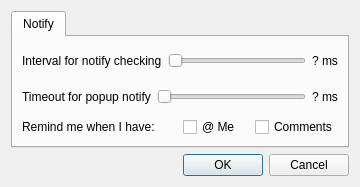
WeCase/WeCase, file res/ui/SettingWindow.ui: the form before one commit.
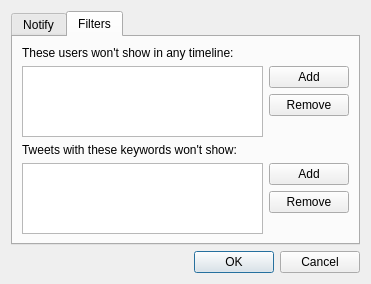
The form after the commit. The open tabs and pages were chosen to show the change. Icons and pictures are not drawn.

Diff of the .ui file:
```diff
--- a/res/ui/SettingWindow.ui
+++ b/res/ui/SettingWindow.ui
@@ -6,12 +6,12 @@
    <rect>
     <x>0</x>
     <y>0</y>
-    <width>360</width>
-    <height>187</height>
+    <width>371</width>
+    <height>277</height>
    </rect>
   </property>
   <property name="sizePolicy">
-   <sizepolicy hsizetype="Fixed" vsizetype="Fixed">
+   <sizepolicy hsizetype="Preferred" vsizetype="Preferred">
     <horstretch>0</horstretch>
     <verstretch>0</verstretch>
    </sizepolicy>
@@ -39,10 +39,12 @@
       <attribute name="title">
        <string>Notify</string>
       </attribute>
+      <layout class="QVBoxLayout" name="verticalLayout_11">
+       <item>
       <layout class="QVBoxLayout" name="verticalLayout_2">
        <item>
         <layout class="QHBoxLayout" name="horizontalLayout_2">
-         <item>
+           <item alignment="Qt::AlignVCenter">
           <widget class="QLabel" name="intervalDefine">
            <property name="text">
             <string>Interval for notify checking</string>
@@ -52,7 +54,7 @@
            </property>
           </widget>
          </item>
-         <item>
+           <item alignment="Qt::AlignVCenter">
           <widget class="QSlider" name="intervalSlider">
            <property name="minimum">
             <number>5</number>
@@ -74,7 +76,7 @@
            </property>
           </widget>
          </item>
-         <item>
+           <item alignment="Qt::AlignVCenter">
           <widget class="QLabel" name="intervalLabel">
            <property name="text">
             <string>? ms</string>
@@ -85,7 +87,7 @@
        </item>
        <item>
         <layout class="QHBoxLayout" name="horizontalLayout_4">
-         <item>
+           <item alignment="Qt::AlignVCenter">
           <widget class="QLabel" name="timeoutDefine">
            <property name="text">
             <string>Timeout for popup notify</string>
@@ -95,7 +97,7 @@
            </property>
           </widget>
          </item>
-         <item>
+           <item alignment="Qt::AlignVCenter">
           <widget class="QSlider" name="timeoutSlider">
            <property name="minimum">
             <number>1</number>
@@ -117,7 +119,7 @@
            </property>
           </widget>
          </item>
-         <item>
+           <item alignment="Qt::AlignLeft|Qt::AlignVCenter">
           <widget class="QLabel" name="timeoutLabel">
            <property name="text">
             <string>? ms</string>
@@ -128,7 +130,7 @@
        </item>
        <item>
         <layout class="QHBoxLayout" name="horizontalLayout_3">
-         <item>
+           <item alignment="Qt::AlignVCenter">
           <widget class="QLabel" name="label_2">
            <property name="text">
             <string>Remind me when I have:</string>
@@ -147,13 +149,26 @@
             <number>0</number>
            </property>
            <item>
+              <spacer name="horizontalSpacer">
+               <property name="orientation">
+                <enum>Qt::Horizontal</enum>
+               </property>
+               <property name="sizeHint" stdset="0">
+                <size>
+                 <width>40</width>
+                 <height>20</height>
+                </size>
+               </property>
+              </spacer>
+             </item>
+             <item alignment="Qt::AlignVCenter">
             <widget class="QCheckBox" name="mentionsChk">
              <property name="text">
               <string>@ Me</string>
              </property>
             </widget>
            </item>
-           <item>
+             <item alignment="Qt::AlignVCenter">
             <widget class="QCheckBox" name="commentsChk">
              <property name="text">
               <string>Comments</string>
@@ -165,6 +180,162 @@
         </layout>
        </item>
       </layout>
+       </item>
+       <item>
+        <widget class="QLabel" name="label_6">
+         <property name="text">
+          <string>&lt;html&gt;&lt;head/&gt;&lt;body&gt;&lt;p align=&quot;center&quot;&gt;Commentary: &lt;/p&gt;&lt;p align=&quot;center&quot;&gt;most debugging problems are fixed easily; &lt;br/&gt;identifying the location of the problem is hard.&lt;/p&gt;&lt;/body&gt;&lt;/html&gt;</string>
+         </property>
+         <property name="textFormat">
+          <enum>Qt::RichText</enum>
+         </property>
+         <property name="alignment">
+          <set>Qt::AlignCenter</set>
+         </property>
+         <property name="wordWrap">
+          <bool>true</bool>
+         </property>
+        </widget>
+       </item>
+      </layout>
+     </widget>
+     <widget class="QWidget" name="tab_2">
+      <attribute name="title">
+       <string>Filters</string>
+      </attribute>
+      <layout class="QGridLayout" name="gridLayout">
+       <item row="0" column="0">
+        <layout class="QHBoxLayout" name="horizontalLayout_5">
+         <item>
+          <layout class="QVBoxLayout" name="verticalLayout_3">
+           <item>
+            <widget class="QLabel" name="label_5">
+             <property name="text">
+              <string>These users won't show in any timeline:</string>
+             </property>
+            </widget>
+           </item>
+           <item>
+            <widget class="QListWidget" name="usersBlackListWidget"/>
+           </item>
+          </layout>
+         </item>
+         <item>
+          <layout class="QVBoxLayout" name="verticalLayout_4">
+           <item>
+            <spacer name="verticalSpacer">
+             <property name="orientation">
+              <enum>Qt::Vertical</enum>
+             </property>
+             <property name="sizeHint" stdset="0">
+              <size>
+               <width>20</width>
+               <height>40</height>
+              </size>
+             </property>
+            </spacer>
+           </item>
+           <item>
+            <widget class="QPushButton" name="btnAddBlackUser">
+             <property name="text">
+              <string>Add</string>
+             </property>
+            </widget>
+           </item>
+           <item>
+            <widget class="QPushButton" name="btnRemoveBlackUser">
+             <property name="text">
+              <string>Remove</string>
+             </property>
+            </widget>
+           </item>
+           <item>
+            <spacer name="verticalSpacer_4">
+             <property name="orientation">
+              <enum>Qt::Vertical</enum>
+             </property>
+             <property name="sizeHint" stdset="0">
+              <size>
+               <width>20</width>
+               <height>40</height>
+              </size>
+             </property>
+            </spacer>
+           </item>
+          </layout>
+         </item>
+        </layout>
+       </item>
+       <item row="1" column="0">
+        <layout class="QHBoxLayout" name="horizontalLayout_8">
+         <item>
+          <layout class="QVBoxLayout" name="verticalLayout_9">
+           <item>
+            <widget class="QLabel" name="label">
+             <property name="text">
+              <string>Tweets with these keywords won't show:</string>
+             </property>
+            </widget>
+           </item>
+           <item>
+            <widget class="QListWidget" name="tweetsKeywordsBlacklistWidget">
+             <property name="sizePolicy">
+              <sizepolicy hsizetype="Expanding" vsizetype="Expanding">
+               <horstretch>0</horstretch>
+               <verstretch>0</verstretch>
+              </sizepolicy>
+             </property>
+            </widget>
+           </item>
+          </layout>
+         </item>
+         <item>
+          <layout class="QVBoxLayout" name="verticalLayout_10">
+           <item>
+            <spacer name="verticalSpacer_5">
+             <property name="orientation">
+              <enum>Qt::Vertical</enum>
+             </property>
+             <property name="sizeHint" stdset="0">
+              <size>
+               <width>20</width>
+               <height>40</height>
+              </size>
+             </property>
+            </spacer>
+           </item>
+           <item>
+            <widget class="QPushButton" name="btnAddKeyword">
+             <property name="text">
+              <string>Add</string>
+             </property>
+            </widget>
+           </item>
+           <item>
+            <widget class="QPushButton" name="btnRemoveKeyword">
+             <property name="text">
+              <string>Remove</string>
+             </property>
+            </widget>
+           </item>
+           <item>
+            <spacer name="verticalSpacer_6">
+             <property name="orientation">
+              <enum>Qt::Vertical</enum>
+             </property>
+             <property name="sizeHint" stdset="0">
+              <size>
+               <width>20</width>
+               <height>40</height>
+              </size>
+             </property>
+            </spacer>
+           </item>
+          </layout>
+         </item>
+        </layout>
+       </item>
+      </layout>
      </widget>
     </widget>
    </item>
```
Left out of the diff: 96 changed lines with no effect on the pictures. Lines whose indentation alone changed are shown as unchanged.
